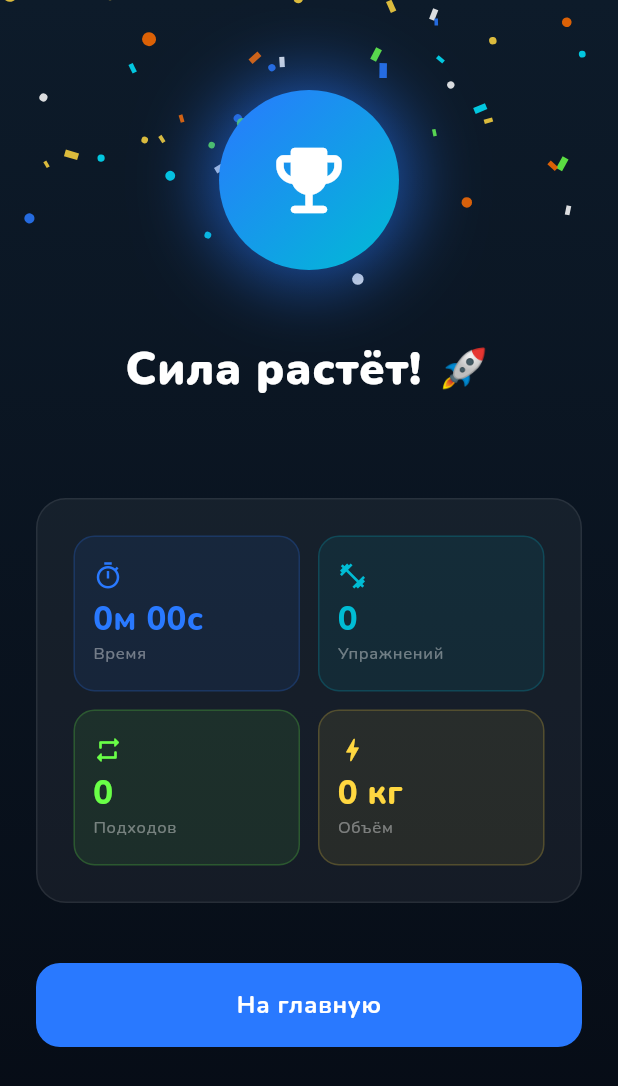
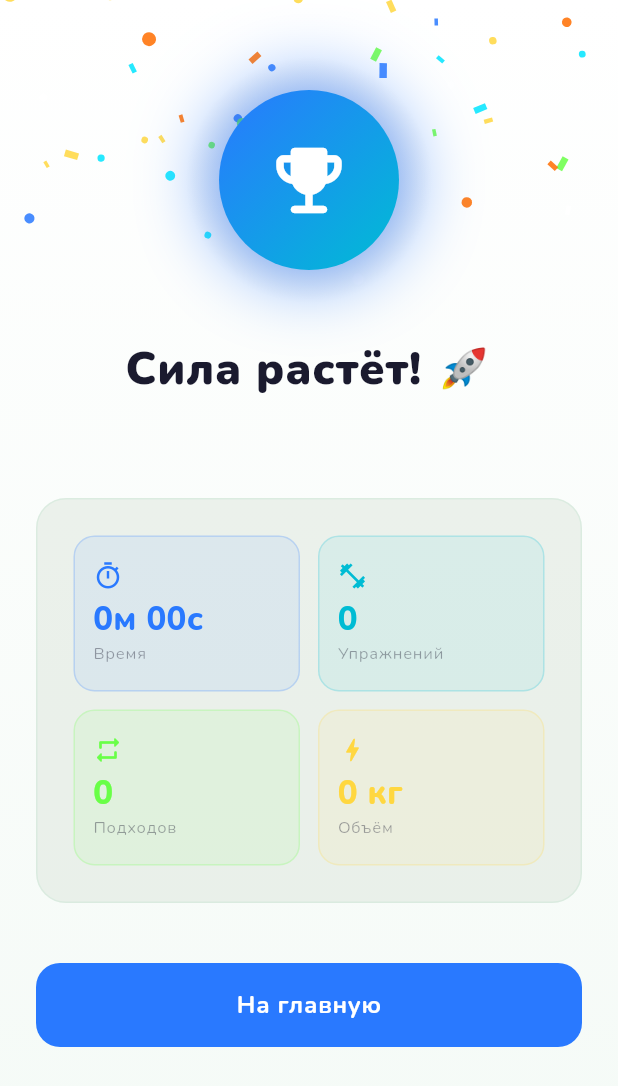
Before and after one commit to isJustDen/training_app, a Flutter app: the WorkoutCompleteScreen screen opened directly with empty values, on a phone screen of 412 x 824 dp. Shown: the top 1086 px of the screen. Run offline on Flutter 3.47's test engine with Material 3 defaults, Android fonts, the phone set to English and light mode, and no system bars; our stand-ins replace audioplayers, flutter_local_notifications, google_fonts, image_picker, shared_preferences; accounts and stored records are empty.

Commit message:
Fix: Теперь есть прямая зависимость от темы для начального и конечного экранов

```diff
--- a/lib/screens/workout_complete_screen.dart
+++ b/lib/screens/workout_complete_screen.dart
@@ -199,16 +199,17 @@ class _WorkoutCompleteScreenState extends State<WorkoutCompleteScreen>
   @override
   Widget build(BuildContext context){
     return Scaffold(
-      backgroundColor: const Color(0xFF060B14),
+      backgroundColor: Theme.of(context).colorScheme.surface,
       body: Stack(
         children: [
           // СЛОЙ 1: Фоновый градиент
           Container(
-            decoration: const BoxDecoration(
+            decoration: BoxDecoration(
               gradient: LinearGradient(
                   begin: Alignment.topCenter,
                   end: Alignment.bottomCenter,
-                  colors: [Color(0xFF0D1B2A), Color(0xFF060B14)] // Светлее сверху
+                  colors: [ Theme.of(context).colorScheme.surface,
+                            Theme.of(context).colorScheme.background,] // Светлее сверху
               ),
             ),
           ),
@@ -352,10 +353,10 @@ class _WorkoutCompleteScreenState extends State<WorkoutCompleteScreen>
                   Text(
                     _motivationPhrase,
                     textAlign: TextAlign.center,
-                    style: const TextStyle(
+                    style: TextStyle(
                       fontSize: 30,
                       fontWeight: FontWeight.w900,
-                      color: Colors.white,
+                      color: Theme.of(context).colorScheme.onSurface,
                       letterSpacing: 0.5,
                       height: 1.2, // Межстрочный интервал
                     ),
@@ -366,7 +367,7 @@ class _WorkoutCompleteScreenState extends State<WorkoutCompleteScreen>
                     textAlign: TextAlign.center,
                     style: TextStyle(
                       fontSize: 15,
-                      color: Colors.white.withOpacity(0.45),
+                      color: Theme.of(context).colorScheme.onSurface.withOpacity(0.5),
                       letterSpacing: 1.0,
                     ),
                   ),
@@ -386,9 +387,9 @@ class _WorkoutCompleteScreenState extends State<WorkoutCompleteScreen>
         child: Container(
           padding: const EdgeInsets.all(24),
           decoration: BoxDecoration(
-            color: Colors.white.withOpacity(0.05),
+              color: Theme.of(context).colorScheme.surfaceVariant.withOpacity(0.5),
             borderRadius: BorderRadius.circular(20),
-            border: Border.all(color: Colors.white.withOpacity(0.08)),
+            border: Border.all(color: Theme.of(context).colorScheme.outline.withOpacity(0.3)),
           ),
           child: Column(
             children: [
@@ -470,7 +471,7 @@ class _WorkoutCompleteScreenState extends State<WorkoutCompleteScreen>
               label,
               style: TextStyle(
                 fontSize: 11,
-                color: Colors.white.withOpacity(0.4),
+                color: Theme.of(context).colorScheme.onSurface.withOpacity(0.4),
                 letterSpacing: 0.5,
               ),
             ),
```
Also changed, not shown: lib/screens/splash_screen.dart (+8 -8 lines).
